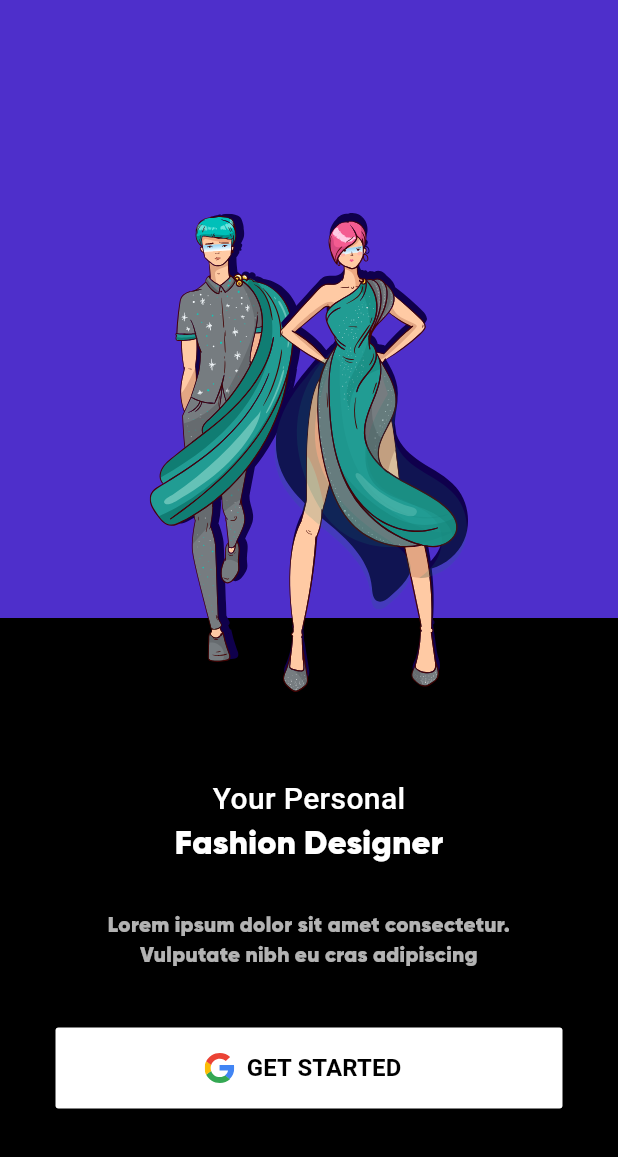
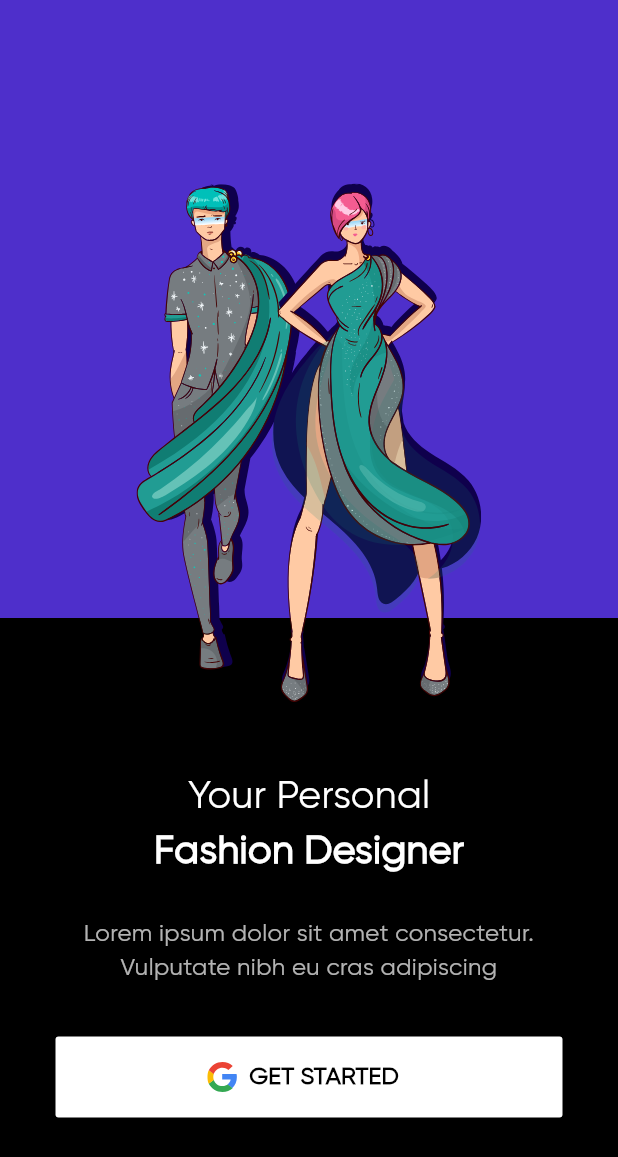
Before and after one commit to Dresstination/frontend, a Flutter app: the screen it shows after launch, on a phone screen of 412 x 824 dp. Shown: the top 1157 px of the screen. Run offline on Flutter 3.47's test engine with Material 3 defaults, Android fonts, the phone set to English and light mode, and no system bars; our stand-ins replace flutter_svg; Roboto replaces fonts that are missing (Gilroy-Medium).

```diff
--- a/lib/src/screens/drestination_home_screen.dart
+++ b/lib/src/screens/drestination_home_screen.dart
@@ -1,4 +1,4 @@
-import 'package:dresti_frontend/src/widgets/initScreen/branding_text_widget.dart.dart';
+import 'package:dresti_frontend/src/widgets/initScreen/branding_text_widget.dart';
 import 'package:dresti_frontend/src/widgets/initScreen/primary_action_button.dart';
 import 'package:flutter/material.dart';
 import 'package:flutter_svg/svg.dart';
@@ -24,12 +24,16 @@ class DrestinationHome extends StatelessWidget {
             ],
           ),
           Positioned(
-            top: MediaQuery.of(context).size.height / 2 - 270,
-            left: MediaQuery.of(context).size.width / 2 - 115,
-            child: SvgPicture.asset(
-              "assets/images/Group 35.svg",
-              width: 230,
-              height: 320,
+            top: MediaQuery.of(context).size.height / 2 - 290,
+            left: 0,
+            right: 0,
+            child: Align(
+              alignment: Alignment.topCenter,
+              child: SvgPicture.asset(
+                "assets/images/Group 35.svg",
+                width: 230,
+                height: 347,
+              ),
             ),
           ),
           Positioned(
@@ -43,13 +47,13 @@ class DrestinationHome extends StatelessWidget {
                   Container(
                     height: 56,
                     margin: const EdgeInsets.symmetric(
-                        horizontal: 39, vertical: 22),
+                        horizontal: 39, vertical: 24),
                     child: Text(
                         "Lorem ipsum dolor sit amet consectetur. Vulputate nibh eu cras adipiscing ",
                         textAlign: TextAlign.center,
                         style: TextStyle(
-                            fontSize: 14,
-                            fontWeight: FontWeight.w300,
+                            fontSize: 16,
+                            fontWeight: FontWeight.w400,
                             color: Colors.white.withOpacity(0.7))),
                   ),
                   const PrimaryActionButton()
--- a/lib/src/widgets/initScreen/branding_text_widget.dart.dart
+++ b/lib/src/widgets/initScreen/branding_text_widget.dart
@@ -6,23 +6,22 @@ class BrandingText extends StatelessWidget {
   @override
   Widget build(BuildContext context) {
     return const SizedBox(
-      height: 73,
+      height: 75,
       child: Column(
         mainAxisAlignment: MainAxisAlignment.center,
         children: [
           Text(
             "Your Personal",
             style: TextStyle(
-              fontFamily: 'Gilroy-Medium',
-              fontWeight: FontWeight.w500,
-              fontSize: 20,
+              fontWeight: FontWeight.w400,
+              fontSize: 26,
             ),
           ),
           Text(
             "Fashion Designer",
             style: TextStyle(
-              fontWeight: FontWeight.w500,
-              fontSize: 22,
+              fontWeight: FontWeight.w700,
+              fontSize: 26,
             ),
           ),
         ],
--- a/lib/src/widgets/initScreen/primary_action_button.dart
+++ b/lib/src/widgets/initScreen/primary_action_button.dart
@@ -18,10 +18,9 @@ class PrimaryActionButton extends StatelessWidget {
           ),
           onPressed: () {},
           icon: SvgPicture.asset("assets/images/Google.svg"),
-          label: Text(
+          label: const Text(
             "GET STARTED",
             style: TextStyle(
-              fontFamily: 'Gilroy-Medium',
               fontWeight: FontWeight.w600,
               fontSize: 16,
             ),
```
Also changed, not shown: pubspec.yaml (+4 -8 lines), assets/logo.png (added), 17 other files.
